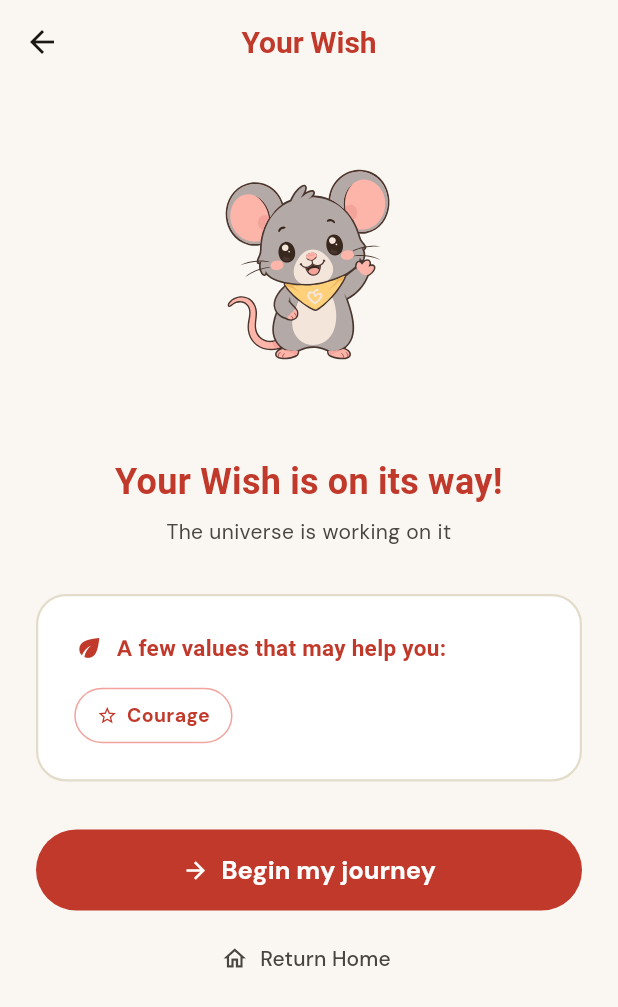
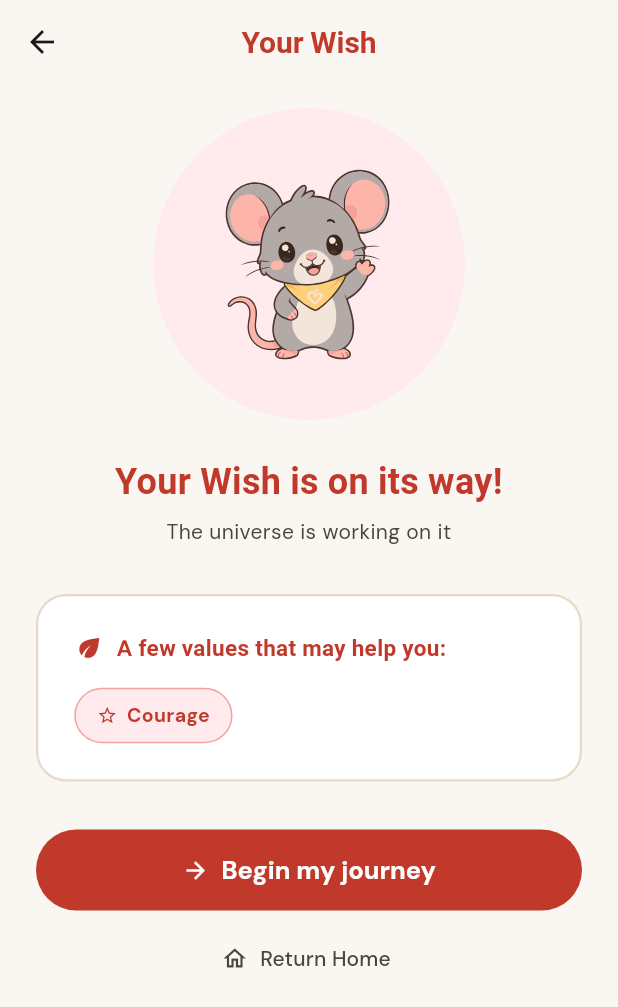
Before and after one commit to akiraasia/goodwill-circle, a Flutter app: the PathSelectionScreen screen opened directly with empty values, on a phone screen of 412 x 824 dp. Shown: the top 1007 px of the screen. Run offline on Flutter 3.47's test engine with Material 3 defaults, Android fonts, the phone set to English and light mode, and no system bars; our stand-ins replace firebase_ai, firebase_auth, firebase_core, flutter_riverpod, flutter_svg, go_router and 6 more; missing offline and left inert: dart:html; accounts and stored records are empty; network calls fail.

Commit message:
fix: Add missing redPale to AppColors

```diff
--- a/lib/core/theme/app_colors.dart
+++ b/lib/core/theme/app_colors.dart
@@ -9,7 +9,8 @@ class AppColors {
   static const Color red = Color(0xFFC0392B);
   static const Color redSoft = Color(0xFFE8534A);
   static const Color redMuted = Color(0xFFF2A39E);
-
+  static const Color redLight = Color(0xFFFFCCD2);
+  static const Color redPale = Color(0xFFFFEBEE);
   static const Color yellow = Color(0xFFF5C842);
   static const Color yellowSoft = Color(0xFFFDE680);
   static const Color yellowPale = Color(0xFFFEF9E4);
```
